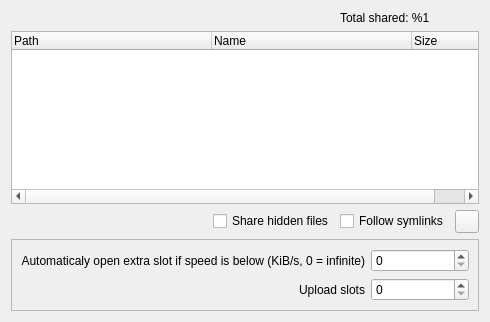
First picture: the form in eiskaltdcpp/ui/UISettingsSharing.ui, repository eiskaltdcpp/eiskaltdcpp, before the edit.
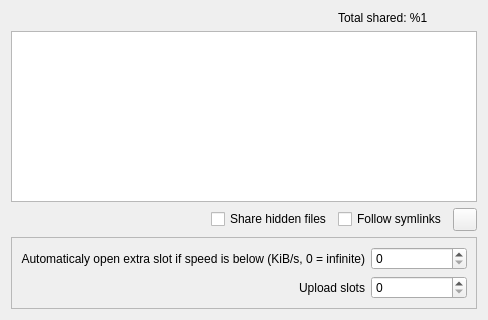
Second picture: the form after the edit.

The edit to the form file:
```diff
--- a/eiskaltdcpp/ui/UISettingsSharing.ui
+++ b/eiskaltdcpp/ui/UISettingsSharing.ui
@@ -6,36 +6,36 @@
    <rect>
     <x>0</x>
     <y>0</y>
-    <width>490</width>
-    <height>322</height>
+    <width>488</width>
+    <height>320</height>
    </rect>
   </property>
   <property name="windowTitle">
    <string>Form</string>
   </property>
   <layout class="QGridLayout" name="gridLayout">
-   <item row="2" column="2">
+   <item row="3" column="2">
     <widget class="QCheckBox" name="checkBox_SHAREHIDDEN">
      <property name="text">
       <string>Share hidden files</string>
      </property>
     </widget>
    </item>
-   <item row="2" column="3">
+   <item row="3" column="3">
     <widget class="QCheckBox" name="checkBox_FOLLOW">
      <property name="text">
       <string>Follow symlinks</string>
      </property>
     </widget>
    </item>
-   <item row="2" column="4">
+   <item row="3" column="4">
     <widget class="QToolButton" name="toolButton_RECREATE">
      <property name="text">
       <string/>
      </property>
     </widget>
    </item>
-   <item row="2" column="1">
+   <item row="3" column="1">
     <spacer name="horizontalSpacer">
      <property name="orientation">
       <enum>Qt::Horizontal</enum>
@@ -48,7 +48,7 @@
      </property>
     </spacer>
    </item>
-   <item row="3" column="1" colspan="4">
+   <item row="4" column="1" colspan="4">
     <widget class="QFrame" name="frame">
      <property name="frameShape">
       <enum>QFrame::StyledPanel</enum>
@@ -86,46 +86,6 @@
      </layout>
     </widget>
    </item>
-   <item row="1" column="1" colspan="4">
-    <widget class="QTreeWidget" name="treeWidget">
-     <property name="editTriggers">
-      <set>QAbstractItemView::NoEditTriggers</set>
-     </property>
-     <property name="showDropIndicator" stdset="0">
-      <bool>false</bool>
-     </property>
-     <property name="rootIsDecorated">
-      <bool>false</bool>
-     </property>
-     <property name="itemsExpandable">
-      <bool>false</bool>
-     </property>
-     <property name="expandsOnDoubleClick">
-      <bool>false</bool>
-     </property>
-     <property name="columnCount">
-      <number>3</number>
-     </property>
-     <attribute name="headerDefaultSectionSize">
-      <number>200</number>
-     </attribute>
-     <column>
-      <property name="text">
-       <string>Path</string>
-      </property>
-     </column>
-     <column>
-      <property name="text">
-       <string>Name</string>
-      </property>
-     </column>
-     <column>
-      <property name="text">
-       <string>Size</string>
-      </property>
-     </column>
-    </widget>
-   </item>
    <item row="0" column="3" colspan="2">
     <widget class="QLabel" name="label_TOTALSHARED">
      <property name="text">
@@ -133,6 +93,9 @@
      </property>
     </widget>
    </item>
+   <item row="1" column="1" colspan="4">
+    <widget class="QTreeView" name="treeView"/>
+   </item>
   </layout>
  </widget>
  <resources/>
```
